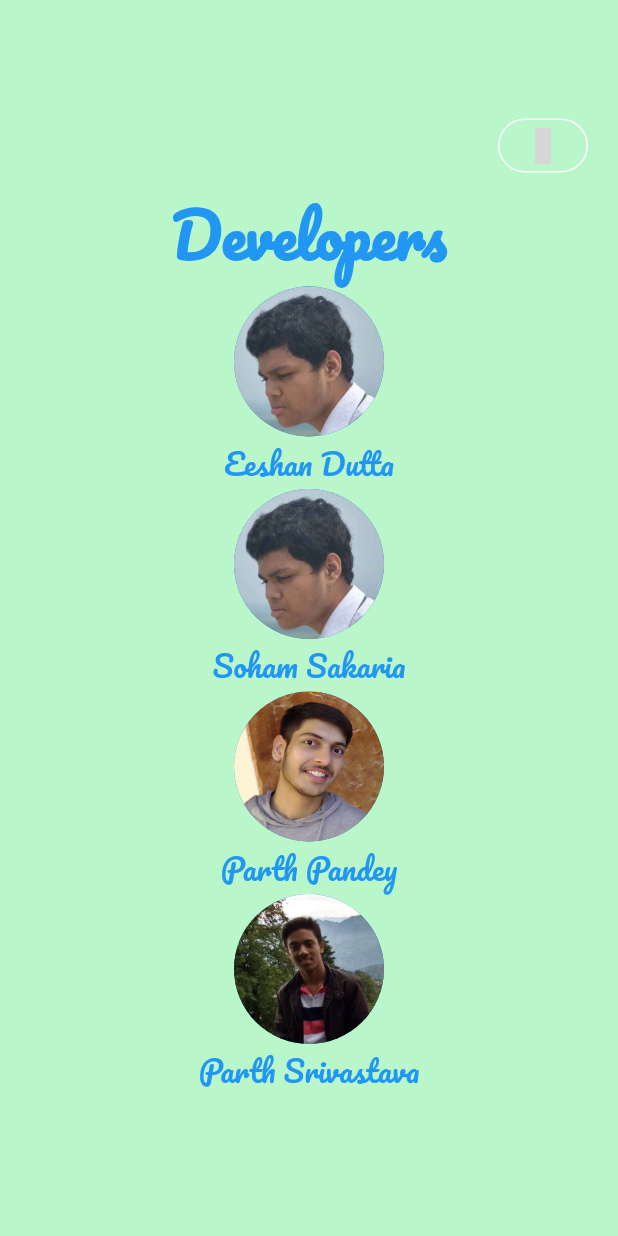
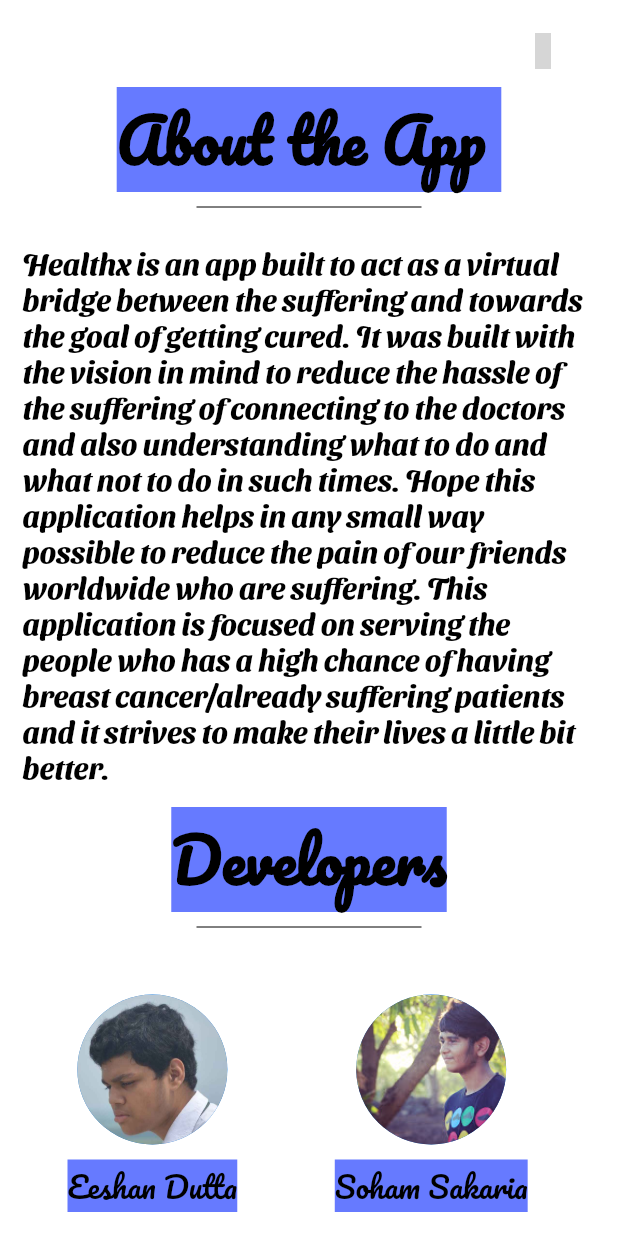
Before and after one commit to ParthPandey2236/Healthx, a Flutter app: the About screen opened directly, on a phone screen of 412 x 824 dp. Run offline on Flutter 3.47's test engine with Material 2 defaults, Android fonts, the phone set to English and light mode, and no system bars; our stand-ins replace cloud_firestore, eva_icons_flutter, firebase_auth, firebase_core, shared_preferences; accounts and stored records are empty; grey boxes are pictures that could not be loaded.

Commit message:
About pages changed

```diff
--- a/lib/AboutPage.dart
+++ b/lib/AboutPage.dart
@@ -18,16 +18,16 @@ class _AboutState extends State<About> {
   @override
   Widget build(BuildContext context) {
     return Scaffold(
-      backgroundColor: Colors.greenAccent[100],
+      backgroundColor: Colors.white,
       body: Center(
         child: SingleChildScrollView(
-          padding: EdgeInsets.only(bottom: 60.0),
+          padding: EdgeInsets.only(bottom: 150.0),
           child: Column(
             children: <Widget>[
               Container(
                 margin: EdgeInsets.only(
                     left: MediaQuery.of(context).size.width - 80,
-                    top: 40,
+                    top: 10,
                     right: 20),
                 child: FlatButton(
                   onPressed: () async {
@@ -46,64 +46,166 @@ class _AboutState extends State<About> {
                       side: BorderSide(color: Colors.white)),
                 ),
               ),
-
-              Text(
+              Container(
+                color: Color(0xff667aff),
+                child: Text(
+                  'About the App ',
+                  style: TextStyle(
+                    fontFamily: 'Pacifico',
+                    fontSize: 40.0,
+                    color: Colors.black,
+                    fontWeight: FontWeight.bold,
+                  ),
+                ),
+              ),
+              SizedBox(
+                width: 150.0,
+                height: 20.0,
+                child: Divider(
+                  color: Colors.black,
+                ),
+              ),
+              Padding(
+                padding: const EdgeInsets.all(15.0),
+                child: Text(
+                  'Healthx is an app built to act as a virtual bridge between the suffering and towards the goal of getting cured. It was built with the vision in mind to reduce the hassle of the suffering of connecting to the doctors and also understanding what to do and what not to do in such times. Hope this application helps in any small way possible to reduce the pain of our friends worldwide who are suffering. This application is focused on serving the people who has a high chance of having breast cancer/already suffering patients and it strives to make their lives a little bit better.',
+                  style: TextStyle(
+                    fontFamily: 'SansitaSwashed',
+                    fontSize: 20.0,
+                    color: Colors.black,
+                    fontWeight: FontWeight.bold,
+                  ),
+                ),
+              ),
+              Container(
+                color: Color(0xff667aff),
+                child: Text(
                   'Developers',
                   style: TextStyle(
                     fontFamily: 'Pacifico',
                     fontSize: 40.0,
-                  color: Colors.blue,
+                    color: Colors.black,
                     fontWeight: FontWeight.bold,
                   ),
                 ),
+              ),
+              SizedBox(
+                width: 150.0,
+                height: 20.0,
+                child: Divider(
+                  color: Colors.black,
+                ),
+              ),
+              Row(
+                children: <Widget>[
+                  Padding(
+                    padding: const EdgeInsets.all(35.0),
+                    child: Column(
+                      children: <Widget>[
                         CircleAvatar(
                           radius: 50.0,
                           backgroundImage: AssetImage('assets/Eeshan (3).jpg'),
                         ),
-              Text(
+                        Padding(
+                          padding: const EdgeInsets.all(10.0),
+                          child: Container(
+                            color: Color(0xff667aff),
+                            child: Text(
                               'Eeshan Dutta',
                               style: TextStyle(
                                 fontFamily: 'Pacifico',
                                 fontSize: 20.0,
-                  color: Colors.blue,
+                                color: Colors.black,
                               ),
                             ),
+                          ),
+                        ),
+                      ],
+                    ),
+                  ),
+                  SizedBox(
+                    width: 10.0,
+                  ),
+                  Column(
+                    children: <Widget>[
                       CircleAvatar(
                         radius: 50.0,
-                backgroundImage: AssetImage('assets/Eeshan (3).jpg'),
+                        backgroundImage: AssetImage('assets/Soham.jpg'),
                       ),
-              Text(
+                      Padding(
+                        padding: const EdgeInsets.all(10.0),
+                        child: Container(
+                          color: Color(0xff667aff),
+                          child: Text(
                             'Soham Sakaria',
                             style: TextStyle(
                               fontFamily: 'Pacifico',
                               fontSize: 20.0,
-                  color: Colors.blue,
+                              color: Colors.black,
                             ),
                           ),
+                        ),
+                      ),
+                    ],
+                  ),
+                ],
+              ),
+              Row(
+                children: <Widget>[
+                  Padding(
+                    padding: const EdgeInsets.all(35.0),
+                    child: Column(
+                      children: <Widget>[
                         CircleAvatar(
                           radius: 50.0,
-                backgroundImage: AssetImage('assets/parth pandey.jpg'),
+                          backgroundImage:
+                              AssetImage('assets/parth pandey.jpg'),
                         ),
-              Text(
+                        Padding(
+                          padding: const EdgeInsets.all(10.0),
+                          child: Container(
+                            color: Color(0xff667aff),
+                            child: Text(
                               'Parth Pandey',
                               style: TextStyle(
                                 fontFamily: 'Pacifico',
                                 fontSize: 20.0,
-                  color: Colors.blue,
+                                color: Colors.black,
                               ),
                             ),
+                          ),
+                        ),
+                      ],
+                    ),
+                  ),
+                  SizedBox(
+                    width: 10.0,
+                  ),
+                  Column(
+                    children: <Widget>[
                       CircleAvatar(
                         radius: 50.0,
-                backgroundImage: AssetImage('assets/Parth Srivastava.jpeg'),
+                        backgroundImage:
+                            AssetImage('assets/Parth Srivastava.jpeg'),
                       ),
-              Text(
+                      Padding(
+                        padding: const EdgeInsets.all(10.0),
+                        child: Container(
+                          color: Color(0xff667aff),
+                          child: Text(
                             'Parth Srivastava',
                             style: TextStyle(
                               fontFamily: 'Pacifico',
                               fontSize: 20.0,
-                  color: Colors.blue,
+                              color: Colors.black,
                             ),
                           ),
+                        ),
+                      ),
+                    ],
+                  ),
+                ],
+              )
             ],
           ),
         ),
--- a/pubspec.yaml
+++ b/pubspec.yaml
@@ -57,3 +57,6 @@ flutter:
   - family: Pacifico
     fonts:
     - asset: fonts/Pacifico-Regular.ttf
+  - family: SansitaSwashed
+    fonts:
+      - asset: fonts/SansitaSwashed-VariableFont_wght.ttf
```
Also changed, not shown: assets/Soham.jpg (added), fonts/SansitaSwashed-VariableFont_wght.ttf (added), 1 other file. Lines whose indentation alone changed are shown as unchanged.
